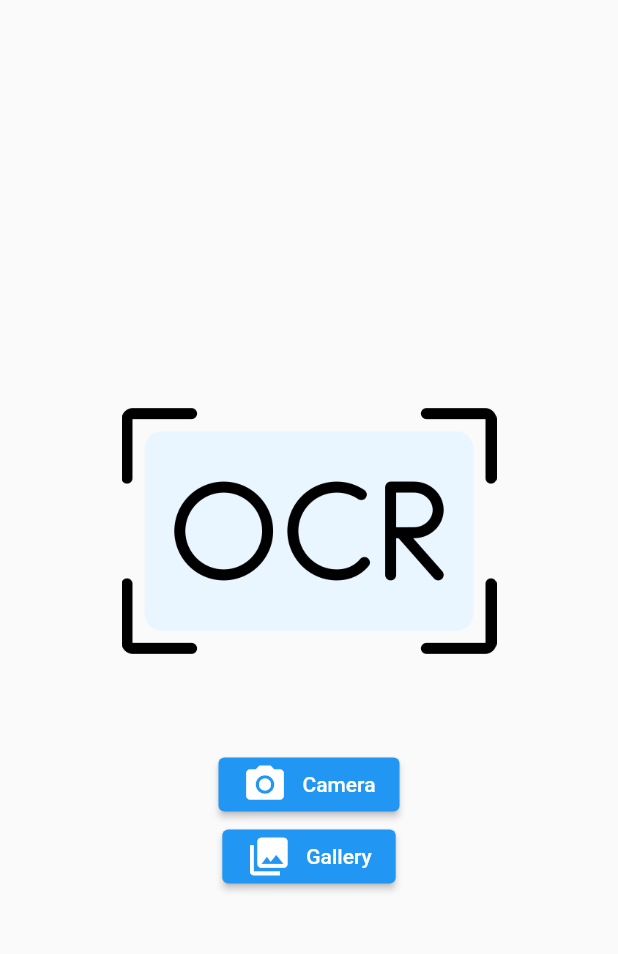
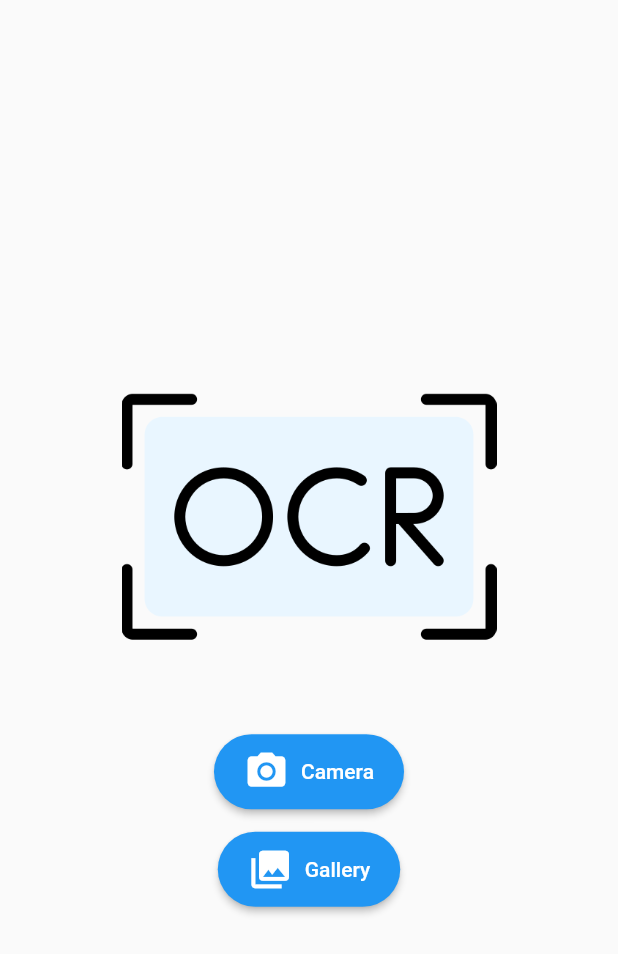
Before and after one commit to jscastanos/flutter-text-ocr, a Flutter app: the screen it shows after launch, on a phone screen of 412 x 824 dp. Shown: the top 954 px of the screen. Run offline on Flutter 3.47's test engine with Material 2 defaults, Android fonts, the phone set to English and light mode, and no system bars; our stand-ins replace camera; missing offline and left inert: google_mlkit_text_recognition.

Commit message:
feat: ocr working

```diff
--- a/lib/home/camera.dart
+++ b/lib/home/camera.dart
@@ -12,24 +12,19 @@ class CameraButton extends StatefulWidget {
 class _CameraButtonState extends State<CameraButton> {
   @override
   Widget build(BuildContext context) {
-    return ElevatedButton(
+    return ElevatedButton.icon(
       onPressed: () async {
         await availableCameras().then((cameras) => Navigator.push(context,
             MaterialPageRoute(builder: (_) => Camera(cameras: cameras))));
       },
-      child: Row(
-        mainAxisAlignment: MainAxisAlignment.spaceBetween,
-        children: const [
-          Icon(
-            Icons.photo_camera,
-            size: 30,
-          ),
-          Padding(
-            padding: EdgeInsets.only(left: 10),
-            child: Text('Camera'),
-          )
-        ],
+      icon: const Icon(
+        Icons.photo_camera,
+        size: 30,
       ),
+      label: const Text('Camera'),
+      style: ElevatedButton.styleFrom(
+          shape: const StadiumBorder(),
+          padding: const EdgeInsets.symmetric(horizontal: 20, vertical: 10)),
     );
   }
 }
@@ -83,11 +78,12 @@ class _CameraState extends State<Camera> {
     try {
       await _cameraController.setFlashMode(FlashMode.off);
       XFile picture = await _cameraController.takePicture();
+
       if (!mounted) return;
       Navigator.push(
           context,
           MaterialPageRoute(
-              builder: (context) => PreviewScreen(picture: picture)));
+              builder: (context) => PreviewScreen(file: picture)));
     } on CameraException catch (e) {
       debugPrint('Error occured while taking picture $e');
       return null;
--- a/lib/home/home.dart
+++ b/lib/home/home.dart
@@ -6,8 +6,10 @@ class HomeScreen extends StatelessWidget {
 
   @override
   Widget build(BuildContext context) {
-    return Center(
-        child: Row(
+    return Scaffold(
+        body: SafeArea(
+            child: Center(
+                child: Row(
       mainAxisAlignment: MainAxisAlignment.center,
       children: [
         Column(
@@ -18,15 +20,14 @@ class HomeScreen extends StatelessWidget {
               'assets/logo.png',
               height: 250,
             ),
-            const SizedBox(
-              height: 20,
-            ),
+            const SizedBox(height: 20),
             const CameraButton(),
+            const SizedBox(height: 15),
             const GalleryButton()
           ],
         )
       ],
-    ));
+    ))));
   }
 }
 
@@ -40,21 +41,16 @@ class GalleryButton extends StatefulWidget {
 class _GalleryButtonState extends State<GalleryButton> {
   @override
   Widget build(BuildContext context) {
-    return ElevatedButton(
+    return ElevatedButton.icon(
       onPressed: () {},
-      child: Row(
-        mainAxisAlignment: MainAxisAlignment.spaceBetween,
-        children: const [
-          Icon(
-            Icons.photo_library,
-            size: 30,
-          ),
-          Padding(
-            padding: EdgeInsets.only(left: 10),
-            child: Text('Gallery'),
-          )
-        ],
+      icon: const Icon(
+        Icons.photo_library,
+        size: 30,
       ),
+      label: const Text('Gallery'),
+      style: ElevatedButton.styleFrom(
+          shape: const StadiumBorder(),
+          padding: const EdgeInsets.symmetric(horizontal: 20, vertical: 10)),
     );
   }
 }
--- a/lib/main.dart
+++ b/lib/main.dart
@@ -11,10 +11,6 @@ class MyApp extends StatelessWidget {
   // This widget is the root of your application.
   @override
   Widget build(BuildContext context) {
-    return const MaterialApp(
-        title: 'Text OCR',
-        home: Scaffold(
-          body: HomeScreen(),
-        ));
+    return const MaterialApp(title: 'Text OCR', home: HomeScreen());
   }
 }
```
Also changed, not shown: lib/preview.dart (+89 -21 lines), lib/result.dart (added, +22 -0 lines).
